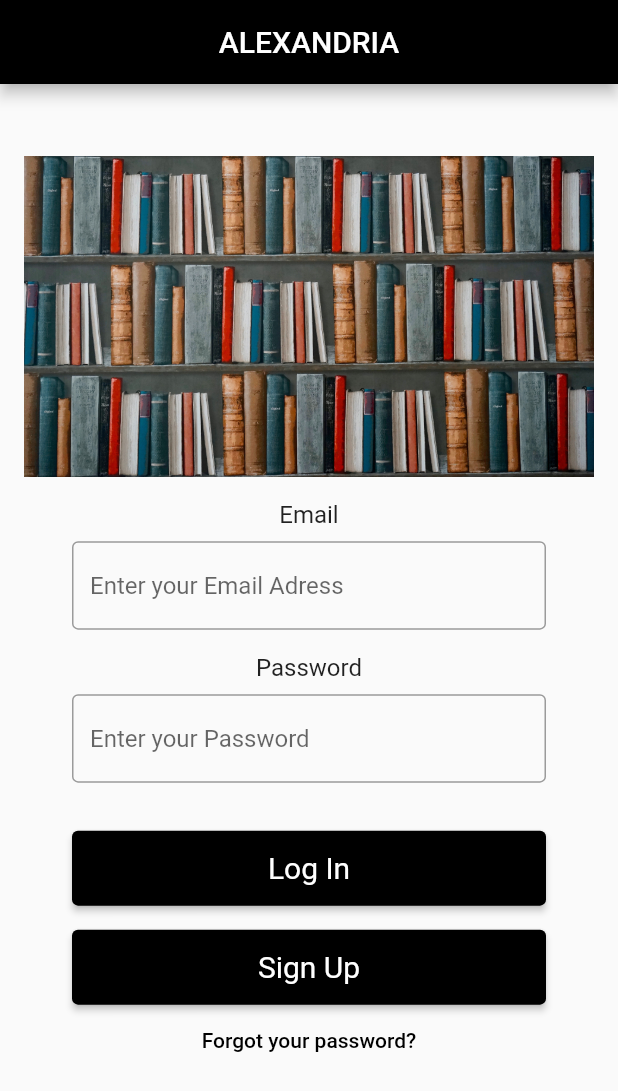
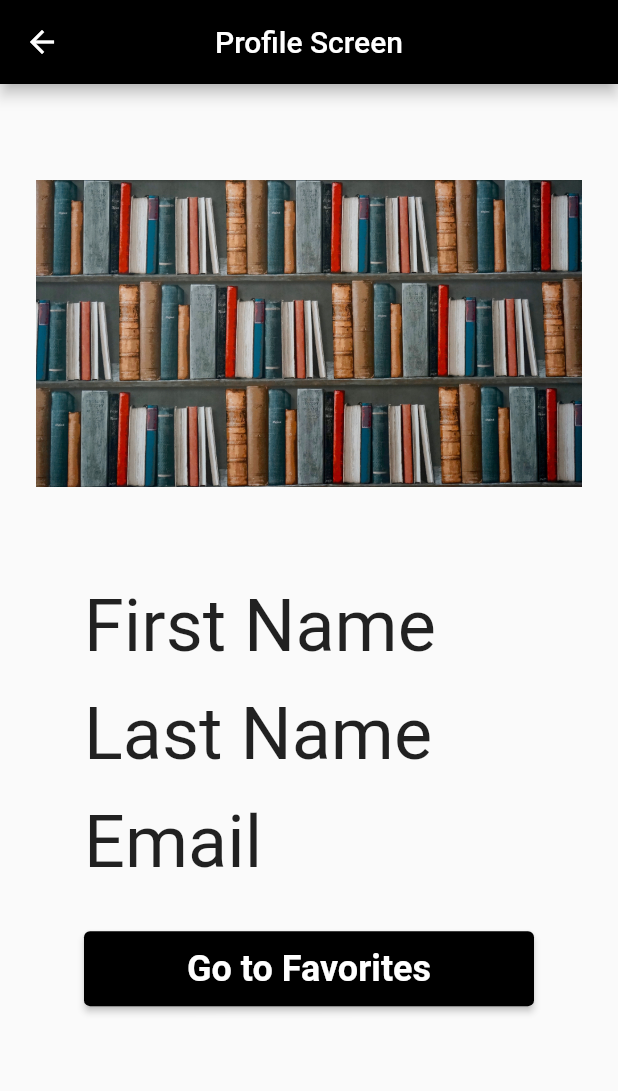
Before and after one commit to FernandoMorejon-Ksquare/Flutter_Project-Team3, a Flutter app: the screen it shows after launch, on a phone screen of 412 x 824 dp. Shown: the top 1091 px of the screen. Run offline on Flutter 3.47's test engine with Material 2 defaults, Android fonts, the phone set to English and light mode, and no system bars.

Commit message:
Book Details and Profile Screens UI Added.

```diff
--- /dev/null
+++ b/lib/features/profile/profile_screen.dart
@@ -0,0 +1,80 @@
+import 'package:flutter/material.dart';
+
+class ProfileScreen extends StatefulWidget {
+  const ProfileScreen({super.key});
+
+  @override
+  State<ProfileScreen> createState() => _ProfileScreenState();
+}
+
+class _ProfileScreenState extends State<ProfileScreen> {
+  @override
+  Widget build(BuildContext context) {
+    return Scaffold(
+      appBar: AppBar(
+        leading: const Icon(Icons.arrow_back),
+        centerTitle: true,
+        title: const Text("Profile Screen"),
+      ),
+      body: SafeArea(
+        child: SingleChildScrollView(
+          child: Container(
+            margin: const EdgeInsets.only(left: 24.0, right: 24.0),
+            child:
+                Column(crossAxisAlignment: CrossAxisAlignment.start, children: [
+              const SizedBox(
+                height: 64.0,
+              ),
+              Image.asset("assets/Portrait.jpg", fit: BoxFit.fitWidth),
+              const SizedBox(
+                height: 64,
+              ),
+              const Padding(
+                padding: EdgeInsets.only(left: 32.0),
+                child: Text(
+                  "First Name",
+                  style: TextStyle(fontSize: 48.0),
+                ),
+              ),
+              const SizedBox(
+                height: 16.0,
+              ),
+              const Padding(
+                padding: EdgeInsets.only(left: 32.0),
+                child: Text(
+                  "Last Name",
+                  style: TextStyle(fontSize: 48.0),
+                ),
+              ),
+              const SizedBox(
+                height: 16.0,
+              ),
+              const Padding(
+                padding: EdgeInsets.only(left: 32.0),
+                child: Text(
+                  "Email",
+                  style: TextStyle(fontSize: 48.0),
+                ),
+              ),
+              const SizedBox(
+                height: 16.0,
+              ),
+              Container(
+                  height: 50,
+                  width: double.infinity,
+                  margin:
+                      const EdgeInsets.only(left: 32.0, right: 32.0, top: 16.0),
+                  child: ElevatedButton(
+                      onPressed: () {},
+                      child: const Text(
+                        "Go to Favorites",
+                        style: TextStyle(
+                            fontSize: 24.0, fontWeight: FontWeight.bold),
+                      ))),
+            ]),
+          ),
+        ),
+      ),
+    );
+  }
+}
--- a/lib/main.dart
+++ b/lib/main.dart
@@ -2,6 +2,9 @@ import 'package:flutter/material.dart';
 import 'package:project3_appforbooks/core/common/styles/theme.dart';
 import 'package:project3_appforbooks/features/auth/screens/login_screen.dart';
 import 'package:project3_appforbooks/features/auth/screens/register_screen.dart';
+
+import 'features/book_details/book_screen.dart';
+import 'features/profile/profile_screen.dart';
 
 void main() {
   runApp(const MyApp());
@@ -13,9 +16,10 @@ class MyApp extends StatelessWidget {
   @override
   Widget build(BuildContext context) {
     return MaterialApp(
+      debugShowCheckedModeBanner: false,
       title: 'Alexandria Books',
       theme: CustomTheme().theme,
-      home: const LoginScreen(),
+      home: const ProfileScreen(),
     );
   }
 }
```
Also changed, not shown: lib/features/book_details/book_screen.dart (added, +77 -0 lines).
